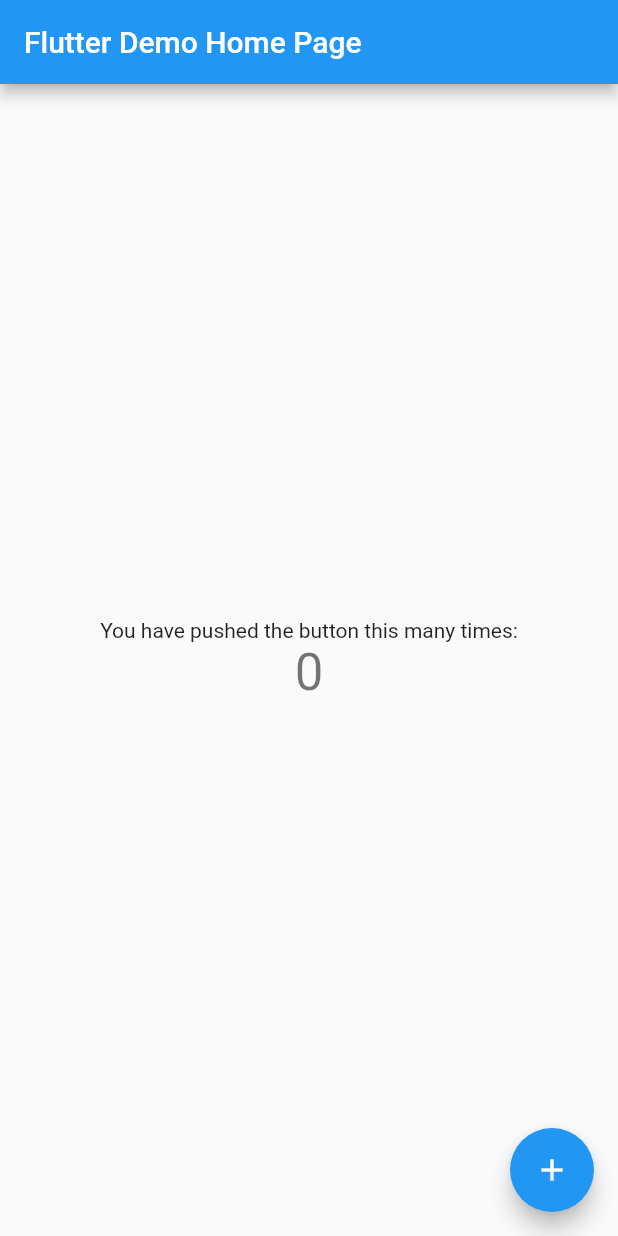
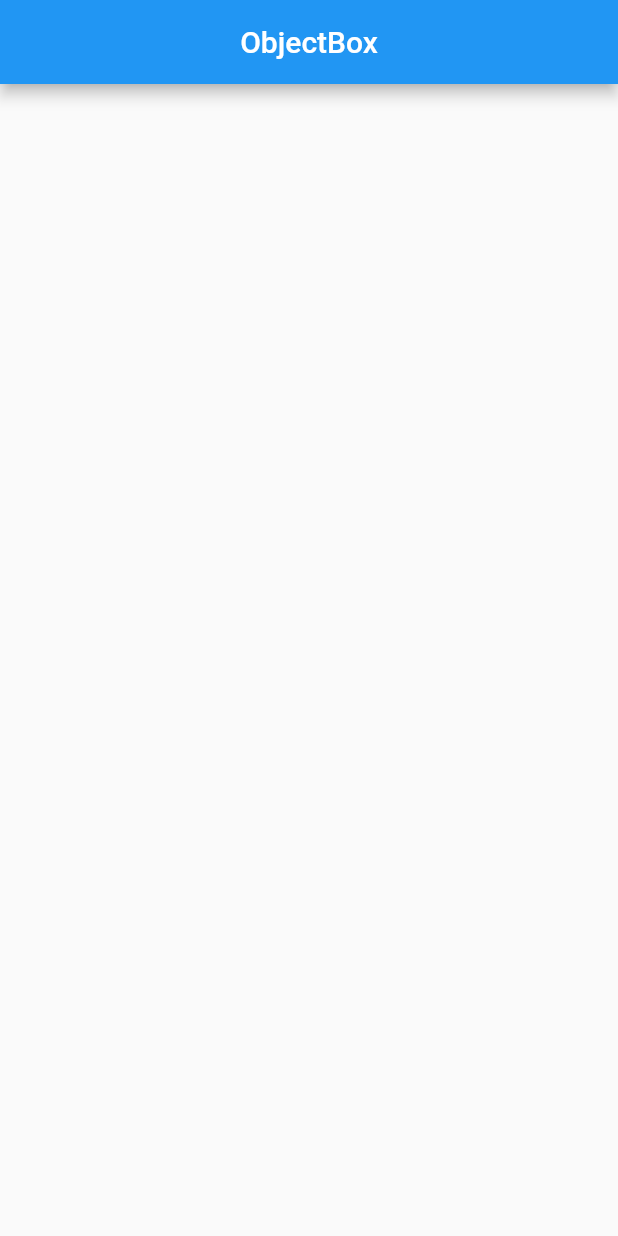
Before and after one commit to aospiridonov/flutter_object_box, a Flutter app: the screen it shows after launch, on a phone screen of 412 x 824 dp. Run offline on Flutter 3.47's test engine with Material 2 defaults, Android fonts, the phone set to English and light mode, and no system bars.

Commit message:
clear unused code

```diff
--- a/lib/main.dart
+++ b/lib/main.dart
@@ -7,109 +7,51 @@ void main() {
 class MyApp extends StatelessWidget {
   const MyApp({Key? key}) : super(key: key);
 
-  // This widget is the root of your application.
   @override
   Widget build(BuildContext context) {
     return MaterialApp(
-      title: 'Flutter Demo',
+      title: 'Flutter ObjectBox',
       theme: ThemeData(
-        // This is the theme of your application.
-        //
-        // Try running your application with "flutter run". You'll see the
-        // application has a blue toolbar. Then, without quitting the app, try
-        // changing the primarySwatch below to Colors.green and then invoke
-        // "hot reload" (press "r" in the console where you ran "flutter run",
-        // or simply save your changes to "hot reload" in a Flutter IDE).
-        // Notice that the counter didn't reset back to zero; the application
-        // is not restarted.
         primarySwatch: Colors.blue,
       ),
-      home: const MyHomePage(title: 'Flutter Demo Home Page'),
+      home: const HomePage(title: 'Flutter Demo Home Page'),
     );
   }
 }
 
-class MyHomePage extends StatefulWidget {
-  const MyHomePage({Key? key, required this.title}) : super(key: key);
-
-  // This widget is the home page of your application. It is stateful, meaning
-  // that it has a State object (defined below) that contains fields that affect
-  // how it looks.
-
-  // This class is the configuration for the state. It holds the values (in this
-  // case the title) provided by the parent (in this case the App widget) and
-  // used by the build method of the State. Fields in a Widget subclass are
-  // always marked "final".
+class HomePage extends StatefulWidget {
+  const HomePage({Key? key, required this.title}) : super(key: key);
 
   final String title;
 
   @override
-  State<MyHomePage> createState() => _MyHomePageState();
+  State<HomePage> createState() => _HomePageState();
 }
 
-class _MyHomePageState extends State<MyHomePage> {
-  int _counter = 0;
+class User {
+  final String name;
+  final String email;
 
-  void _incrementCounter() {
-    setState(() {
-      // This call to setState tells the Flutter framework that something has
-      // changed in this State, which causes it to rerun the build method below
-      // so that the display can reflect the updated values. If we changed
-      // _counter without calling setState(), then the build method would not be
-      // called again, and so nothing would appear to happen.
-      _counter++;
-    });
-  }
+  User({
+    required this.name,
+    required this.email,
+  });
+}
+
+class _HomePageState extends State<HomePage> {
+  List<User> users = [
+    User(name: 'User 1', email: 'user1@gmail.com'),
+    User(name: 'User 2', email: 'user2@gmail.com'),
+    User(name: 'User 3', email: 'user3@gmail.com'),
+  ];
 
   @override
   Widget build(BuildContext context) {
-    // This method is rerun every time setState is called, for instance as done
-    // by the _incrementCounter method above.
-    //
-    // The Flutter framework has been optimized to make rerunning build methods
-    // fast, so that you can just rebuild anything that needs updating rather
-    // than having to individually change instances of widgets.
     return Scaffold(
       appBar: AppBar(
-        // Here we take the value from the MyHomePage object that was created by
-        // the App.build method, and use it to set our appbar title.
-        title: Text(widget.title),
+        title: const Text('ObjectBox'),
+        centerTitle: true,
       ),
-      body: Center(
-        // Center is a layout widget. It takes a single child and positions it
-        // in the middle of the parent.
-        child: Column(
-          // Column is also a layout widget. It takes a list of children and
-          // arranges them vertically. By default, it sizes itself to fit its
-          // children horizontally, and tries to be as tall as its parent.
-          //
-          // Invoke "debug painting" (press "p" in the console, choose the
-          // "Toggle Debug Paint" action from the Flutter Inspector in Android
-          // Studio, or the "Toggle Debug Paint" command in Visual Studio Code)
-          // to see the wireframe for each widget.
-          //
-          // Column has various properties to control how it sizes itself and
-          // how it positions its children. Here we use mainAxisAlignment to
-          // center the children vertically; the main axis here is the vertical
-          // axis because Columns are vertical (the cross axis would be
-          // horizontal).
-          mainAxisAlignment: MainAxisAlignment.center,
-          children: <Widget>[
-            const Text(
-              'You have pushed the button this many times:',
-            ),
-            Text(
-              '$_counter',
-              style: Theme.of(context).textTheme.headline4,
-            ),
-          ],
-        ),
-      ),
-      floatingActionButton: FloatingActionButton(
-        onPressed: _incrementCounter,
-        tooltip: 'Increment',
-        child: const Icon(Icons.add),
-      ), // This trailing comma makes auto-formatting nicer for build methods.
     );
   }
 }
```
